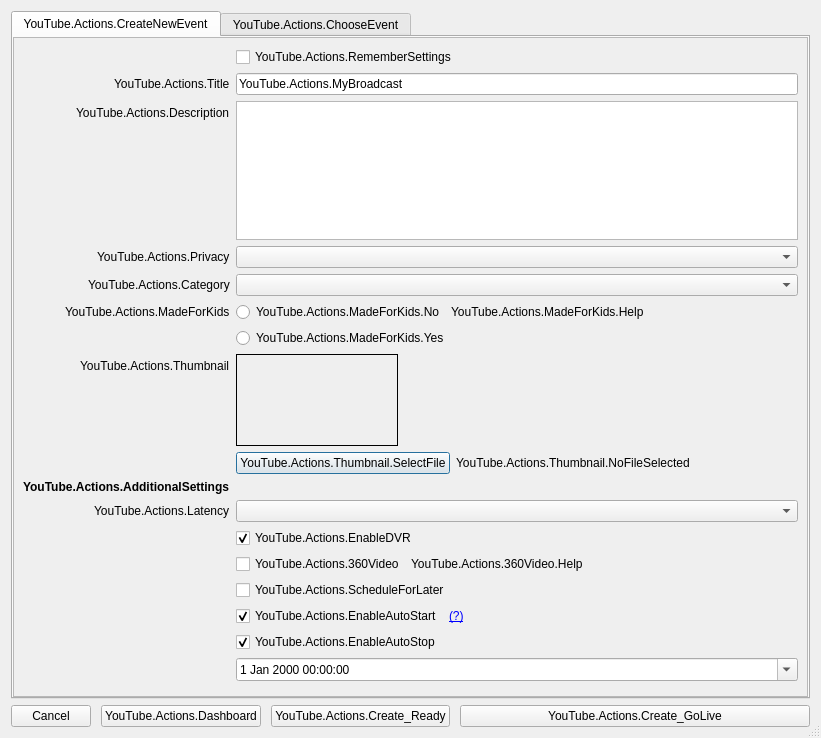
Old version of the form UI/forms/OBSYoutubeActions.ui in the repository JayceTsien/obs-studio.
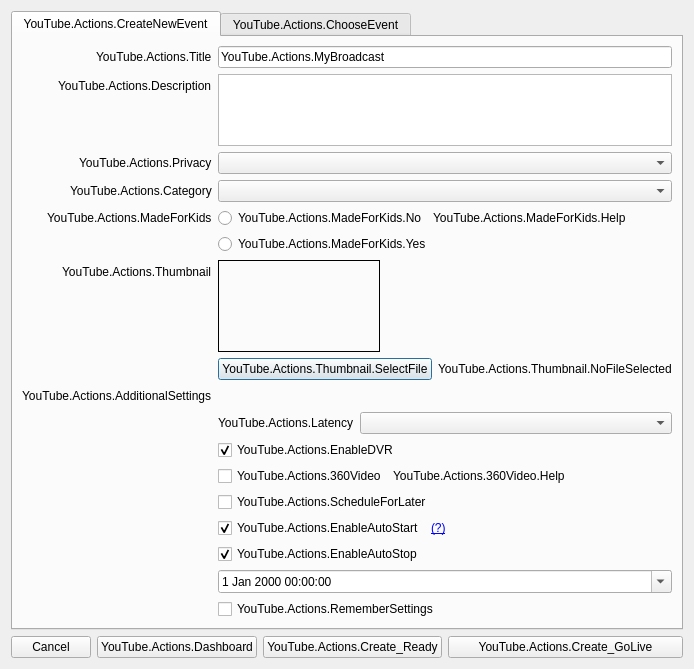
New version of the form. Custom widgets are drawn as their Qt base class.

The edit to the form file:
```diff
--- a/UI/forms/OBSYoutubeActions.ui
+++ b/UI/forms/OBSYoutubeActions.ui
@@ -6,8 +6,8 @@
    <rect>
     <x>0</x>
     <y>0</y>
-    <width>821</width>
-    <height>738</height>
+    <width>616</width>
+    <height>645</height>
    </rect>
   </property>
   <property name="sizePolicy">
@@ -16,19 +16,22 @@
     <verstretch>0</verstretch>
    </sizepolicy>
   </property>
+  <property name="minimumSize">
+   <size>
+    <width>0</width>
+    <height>0</height>
+   </size>
+  </property>
+  <property name="maximumSize">
+   <size>
+    <width>720</width>
+    <height>880</height>
+   </size>
+  </property>
   <property name="windowTitle">
    <string>YouTube.Actions.WindowTitle</string>
   </property>
-  <property name="sizeGripEnabled">
-   <bool>true</bool>
-  </property>
   <layout class="QVBoxLayout" name="verticalLayout">
-   <property name="spacing">
-    <number>6</number>
-   </property>
-   <property name="sizeConstraint">
-    <enum>QLayout::SetMinimumSize</enum>
-   </property>
    <item>
     <widget class="QTabWidget" name="tabWidget">
      <property name="sizePolicy">
@@ -44,59 +47,14 @@
       <attribute name="title">
        <string>YouTube.Actions.CreateNewEvent</string>
       </attribute>
-      <layout class="QGridLayout" name="gridLayout">
-       <property name="leftMargin">
-        <number>0</number>
-       </property>
-       <property name="topMargin">
-        <number>0</number>
-       </property>
-       <property name="rightMargin">
-        <number>0</number>
-       </property>
-       <property name="bottomMargin">
-        <number>0</number>
-       </property>
-       <property name="spacing">
-        <number>0</number>
-       </property>
-       <item row="0" column="0">
-        <widget class="QScrollArea" name="scrollArea_2">
-         <property name="sizePolicy">
-          <sizepolicy hsizetype="Expanding" vsizetype="Expanding">
-           <horstretch>0</horstretch>
-           <verstretch>0</verstretch>
-          </sizepolicy>
-         </property>
-         <property name="minimumSize">
-          <size>
-           <width>0</width>
-           <height>0</height>
-          </size>
-         </property>
-         <property name="widgetResizable">
-          <bool>true</bool>
-         </property>
-         <widget class="QWidget" name="scrollAreaWidgetContents_3">
-          <property name="geometry">
-           <rect>
-            <x>0</x>
-            <y>0</y>
-            <width>783</width>
-            <height>666</height>
-           </rect>
-          </property>
-          <layout class="QFormLayout" name="formLayout_2">
+      <layout class="QFormLayout" name="formLayout">
            <property name="fieldGrowthPolicy">
             <enum>QFormLayout::ExpandingFieldsGrow</enum>
            </property>
            <property name="labelAlignment">
             <set>Qt::AlignRight|Qt::AlignTrailing|Qt::AlignVCenter</set>
            </property>
-           <property name="topMargin">
-            <number>9</number>
-           </property>
-           <item row="2" column="0">
+       <item row="0" column="0">
             <widget class="QLabel" name="label">
              <property name="text">
               <string>YouTube.Actions.Title</string>
@@ -106,7 +64,7 @@
              </property>
             </widget>
            </item>
-           <item row="2" column="1">
+       <item row="0" column="1">
             <widget class="QLineEdit" name="title">
              <property name="text">
               <string>YouTube.Actions.MyBroadcast</string>
@@ -116,7 +74,7 @@
              </property>
             </widget>
            </item>
-           <item row="3" column="0">
+       <item row="1" column="0">
             <widget class="QLabel" name="label_2">
              <property name="text">
               <string>YouTube.Actions.Description</string>
@@ -126,14 +84,14 @@
              </property>
             </widget>
            </item>
-           <item row="3" column="1">
+       <item row="1" column="1">
             <widget class="QPlainTextEdit" name="description">
              <property name="tabChangesFocus">
               <bool>true</bool>
              </property>
             </widget>
            </item>
-           <item row="4" column="0">
+       <item row="2" column="0">
             <widget class="QLabel" name="label_4">
              <property name="text">
               <string>YouTube.Actions.Privacy</string>
@@ -143,7 +101,7 @@
              </property>
             </widget>
            </item>
-           <item row="4" column="1">
+       <item row="2" column="1">
             <widget class="QComboBox" name="privacyBox">
              <property name="sizePolicy">
               <sizepolicy hsizetype="Expanding" vsizetype="Fixed">
@@ -156,7 +114,7 @@
              </property>
             </widget>
            </item>
-           <item row="5" column="0">
+       <item row="3" column="0">
             <widget class="QLabel" name="label_5">
              <property name="text">
               <string>YouTube.Actions.Category</string>
@@ -166,7 +124,7 @@
              </property>
             </widget>
            </item>
-           <item row="5" column="1">
+       <item row="3" column="1">
             <widget class="QComboBox" name="categoryBox">
              <property name="sizePolicy">
               <sizepolicy hsizetype="Expanding" vsizetype="Fixed">
@@ -176,14 +134,14 @@
              </property>
             </widget>
            </item>
-           <item row="6" column="0">
+       <item row="4" column="0">
             <widget class="QLabel" name="label_8">
              <property name="text">
               <string>YouTube.Actions.MadeForKids</string>
              </property>
             </widget>
            </item>
-           <item row="6" column="1">
+       <item row="4" column="1">
             <layout class="QHBoxLayout" name="horizontalLayout_5">
              <item>
               <widget class="QRadioButton" name="notMakeForKids">
@@ -210,115 +168,135 @@
              </item>
             </layout>
            </item>
-           <item row="7" column="1">
+       <item row="5" column="0">
+        <spacer name="horizontalSpacer_5">
+         <property name="orientation">
+          <enum>Qt::Horizontal</enum>
+         </property>
+         <property name="sizeHint" stdset="0">
+          <size>
+           <width>40</width>
+           <height>20</height>
+          </size>
+         </property>
+        </spacer>
+       </item>
+       <item row="5" column="1">
+        <layout class="QHBoxLayout" name="horizontalLayout_8">
+         <item>
             <widget class="QRadioButton" name="yesMakeForKids">
              <property name="text">
               <string>YouTube.Actions.MadeForKids.Yes</string>
              </property>
             </widget>
            </item>
-           <item row="8" column="0">
+        </layout>
+       </item>
+       <item row="6" column="0">
             <widget class="QLabel" name="label_6">
              <property name="text">
               <string>YouTube.Actions.Thumbnail</string>
              </property>
             </widget>
            </item>
-           <item row="8" column="1">
-            <widget class="ClickableLabel" name="thumbnailPreview">
-             <property name="enabled">
-              <bool>true</bool>
-             </property>
-             <property name="sizePolicy">
-              <sizepolicy hsizetype="Fixed" vsizetype="Fixed">
-               <horstretch>0</horstretch>
-               <verstretch>0</verstretch>
-              </sizepolicy>
-             </property>
-             <property name="minimumSize">
-              <size>
-               <width>162</width>
-               <height>92</height>
-              </size>
-             </property>
-             <property name="maximumSize">
-              <size>
-               <width>162</width>
-               <height>92</height>
-              </size>
-             </property>
-             <property name="frameShape">
-              <enum>QFrame::Box</enum>
-             </property>
-             <property name="text">
-              <string/>
-             </property>
-             <property name="alignment">
-              <set>Qt::AlignCenter</set>
-             </property>
-            </widget>
-           </item>
-           <item row="9" column="1">
-            <layout class="QHBoxLayout" name="horizontalLayout_13">
-             <property name="rightMargin">
-              <number>0</number>
-             </property>
-             <property name="bottomMargin">
-              <number>0</number>
-             </property>
-             <item>
-              <widget class="QPushButton" name="selectFileButton">
-               <property name="text">
-                <string>YouTube.Actions.Thumbnail.SelectFile</string>
-               </property>
-              </widget>
-             </item>
-             <item>
-              <widget class="QLabel" name="selectedFileName">
-               <property name="text">
-                <string>YouTube.Actions.Thumbnail.NoFileSelected</string>
-               </property>
-              </widget>
-             </item>
-            </layout>
-           </item>
-           <item row="26" column="1">
-            <spacer name="verticalSpacer_2">
-             <property name="orientation">
-              <enum>Qt::Vertical</enum>
-             </property>
-             <property name="sizeHint" stdset="0">
-              <size>
-               <width>20</width>
-               <height>40</height>
-              </size>
-             </property>
-            </spacer>
-           </item>
-           <item row="10" column="0">
+       <item row="9" column="0">
             <widget class="QLabel" name="label_7">
-             <property name="font">
-              <font>
-               <weight>75</weight>
-               <bold>true</bold>
-              </font>
-             </property>
              <property name="text">
               <string>YouTube.Actions.AdditionalSettings</string>
              </property>
             </widget>
            </item>
-           <item row="14" column="1">
-            <widget class="QCheckBox" name="checkScheduledLater">
-             <property name="enabled">
+       <item row="9" column="1">
+        <spacer name="horizontalSpacer_2">
+         <property name="orientation">
+          <enum>Qt::Horizontal</enum>
+         </property>
+         <property name="sizeHint" stdset="0">
+          <size>
+           <width>40</width>
+           <height>20</height>
+          </size>
+         </property>
+        </spacer>
+       </item>
+       <item row="10" column="0">
+        <spacer name="horizontalSpacer_7">
+         <property name="orientation">
+          <enum>Qt::Horizontal</enum>
+         </property>
+         <property name="sizeHint" stdset="0">
+          <size>
+           <width>40</width>
+           <height>20</height>
+          </size>
+         </property>
+        </spacer>
+       </item>
+       <item row="10" column="1">
+        <layout class="QHBoxLayout" name="horizontalLayout">
+         <item>
+          <widget class="QLabel" name="label_3">
+           <property name="text">
+            <string>YouTube.Actions.Latency</string>
+           </property>
+           <property name="buddy">
+            <cstring>latencyBox</cstring>
+           </property>
+          </widget>
+         </item>
+         <item>
+          <widget class="QComboBox" name="latencyBox">
+           <property name="sizePolicy">
+            <sizepolicy hsizetype="Expanding" vsizetype="Fixed">
+             <horstretch>0</horstretch>
+             <verstretch>0</verstretch>
+            </sizepolicy>
+           </property>
+          </widget>
+         </item>
+        </layout>
+       </item>
+       <item row="11" column="0">
+        <spacer name="horizontalSpacer_14">
+         <property name="orientation">
+          <enum>Qt::Horizontal</enum>
+         </property>
+         <property name="sizeHint" stdset="0">
+          <size>
+           <width>40</width>
+           <height>20</height>
+          </size>
+         </property>
+        </spacer>
+       </item>
+       <item row="11" column="1">
+        <layout class="QHBoxLayout" name="horizontalLayout_3">
+         <item>
+          <widget class="QCheckBox" name="checkDVR">
+           <property name="text">
+            <string>YouTube.Actions.EnableDVR</string>
+           </property>
+           <property name="checked">
               <bool>true</bool>
              </property>
-             <property name="text">
-              <string>YouTube.Actions.ScheduleForLater</string>
-             </property>
-            </widget>
-           </item>
-           <item row="13" column="1">
+          </widget>
+         </item>
+        </layout>
+       </item>
+       <item row="12" column="0">
+        <spacer name="horizontalSpacer_8">
+         <property name="orientation">
+          <enum>Qt::Horizontal</enum>
+         </property>
+         <property name="sizeHint" stdset="0">
+          <size>
+           <width>40</width>
+           <height>20</height>
+          </size>
+         </property>
+        </spacer>
+       </item>
+       <item row="12" column="1">
             <layout class="QHBoxLayout" name="horizontalLayout_7">
              <item>
               <widget class="QCheckBox" name="check360Video">
@@ -351,14 +329,54 @@
                <property name="sizeHint" stdset="0">
                 <size>
                  <width>40</width>
-                 <height>0</height>
+             <height>20</height>
                 </size>
                </property>
               </spacer>
              </item>
             </layout>
            </item>
-           <item row="15" column="1">
+       <item row="13" column="0">
+        <spacer name="horizontalSpacer_12">
+         <property name="orientation">
+          <enum>Qt::Horizontal</enum>
+         </property>
+         <property name="sizeHint" stdset="0">
+          <size>
+           <width>40</width>
+           <height>20</height>
+          </size>
+         </property>
+        </spacer>
+       </item>
+       <item row="13" column="1">
+        <layout class="QHBoxLayout" name="horizontalLayout_9">
+         <item>
+          <widget class="QCheckBox" name="checkScheduledLater">
+           <property name="enabled">
+            <bool>true</bool>
+           </property>
+           <property name="text">
+            <string>YouTube.Actions.ScheduleForLater</string>
+           </property>
+          </widget>
+         </item>
+        </layout>
+       </item>
+       <item row="14" column="0">
+        <spacer name="horizontalSpacer_6">
+         <property name="orientation">
+          <enum>Qt::Horizontal</enum>
+         </property>
+         <property name="sizeHint" stdset="0">
+          <size>
+           <width>40</width>
+           <height>20</height>
+          </size>
+         </property>
+        </spacer>
+       </item>
+       <item row="14" column="1">
             <layout class="QHBoxLayout" name="horizontalLayout_6">
              <item>
               <widget class="QCheckBox" name="checkAutoStart">
@@ -400,14 +418,29 @@
                <property name="sizeHint" stdset="0">
                 <size>
                  <width>40</width>
-                 <height>0</height>
+             <height>20</height>
                 </size>
                </property>
               </spacer>
              </item>
             </layout>
            </item>
-           <item row="16" column="1">
+       <item row="15" column="0">
+        <spacer name="horizontalSpacer_3">
+         <property name="orientation">
+          <enum>Qt::Horizontal</enum>
+         </property>
+         <property name="sizeHint" stdset="0">
+          <size>
+           <width>40</width>
+           <height>20</height>
+          </size>
+         </property>
+        </spacer>
+       </item>
+       <item row="15" column="1">
+        <layout class="QHBoxLayout" name="horizontalLayout_4">
+         <item>
             <widget class="QCheckBox" name="checkAutoStop">
              <property name="enabled">
               <bool>true</bool>
@@ -420,7 +453,24 @@
              </property>
             </widget>
            </item>
-           <item row="17" column="1">
+        </layout>
+       </item>
+       <item row="16" column="0">
+        <spacer name="horizontalSpacer_13">
+         <property name="orientation">
+          <enum>Qt::Horizontal</enum>
+         </property>
+         <property name="sizeHint" stdset="0">
+          <size>
+           <width>40</width>
+           <height>20</height>
+          </size>
+         </property>
+        </spacer>
+       </item>
+       <item row="16" column="1">
+        <layout class="QHBoxLayout" name="horizontalLayout_10">
+         <item>
             <widget class="QDateTimeEdit" name="scheduledTime">
              <property name="enabled">
               <bool>true</bool>
@@ -436,50 +486,11 @@
              </property>
             </widget>
            </item>
-           <item row="10" column="1">
-            <spacer name="horizontalSpacer">
-             <property name="orientation">
-              <enum>Qt::Horizontal</enum>
-             </property>
-             <property name="sizeHint" stdset="0">
-              <size>
-               <width>40</width>
-               <height>0</height>
-              </size>
-             </property>
-            </spacer>
-           </item>
-           <item row="12" column="1">
-            <widget class="QCheckBox" name="checkDVR">
-             <property name="text">
-              <string>YouTube.Actions.EnableDVR</string>
-             </property>
-             <property name="checked">
-              <bool>true</bool>
-             </property>
-            </widget>
-           </item>
-           <item row="11" column="0">
-            <widget class="QLabel" name="label_3">
-             <property name="text">
-              <string>YouTube.Actions.Latency</string>
-             </property>
-             <property name="buddy">
-              <cstring>latencyBox</cstring>
-             </property>
-            </widget>
-           </item>
-           <item row="11" column="1">
-            <widget class="QComboBox" name="latencyBox">
-             <property name="sizePolicy">
-              <sizepolicy hsizetype="Expanding" vsizetype="Fixed">
-               <horstretch>0</horstretch>
-               <verstretch>0</verstretch>
-              </sizepolicy>
-             </property>
-            </widget>
-           </item>
-           <item row="1" column="1">
+        </layout>
+       </item>
+       <item row="17" column="1">
+        <layout class="QHBoxLayout" name="horizontalLayout_12">
+         <item>
             <widget class="QCheckBox" name="checkRememberSettings">
              <property name="text">
               <string>YouTube.Actions.RememberSettings</string>
@@ -487,7 +498,76 @@
             </widget>
            </item>
           </layout>
-         </widget>
+       </item>
+       <item row="17" column="0">
+        <spacer name="horizontalSpacer">
+         <property name="orientation">
+          <enum>Qt::Horizontal</enum>
+         </property>
+         <property name="sizeHint" stdset="0">
+          <size>
+           <width>40</width>
+           <height>20</height>
+          </size>
+         </property>
+        </spacer>
+       </item>
+       <item row="8" column="1">
+        <layout class="QHBoxLayout" name="horizontalLayout_13">
+         <property name="rightMargin">
+          <number>0</number>
+         </property>
+         <property name="bottomMargin">
+          <number>0</number>
+         </property>
+         <item>
+          <widget class="QPushButton" name="selectFileButton">
+           <property name="text">
+            <string>YouTube.Actions.Thumbnail.SelectFile</string>
+           </property>
+          </widget>
+         </item>
+         <item>
+          <widget class="QLabel" name="selectedFileName">
+           <property name="text">
+            <string>YouTube.Actions.Thumbnail.NoFileSelected</string>
+           </property>
+          </widget>
+         </item>
+        </layout>
+       </item>
+       <item row="6" column="1">
+        <widget class="ClickableLabel" name="thumbnailPreview">
+         <property name="enabled">
+          <bool>true</bool>
+         </property>
+         <property name="sizePolicy">
+          <sizepolicy hsizetype="Fixed" vsizetype="Fixed">
+           <horstretch>0</horstretch>
+           <verstretch>0</verstretch>
+          </sizepolicy>
+         </property>
+         <property name="minimumSize">
+          <size>
+           <width>162</width>
+           <height>92</height>
+          </size>
+         </property>
+         <property name="maximumSize">
+          <size>
+           <width>162</width>
+           <height>92</height>
+          </size>
+         </property>
+         <property name="frameShape">
+          <enum>QFrame::Box</enum>
+         </property>
+         <property name="text">
+          <string/>
+         </property>
+         <property name="alignment">
+          <set>Qt::AlignCenter</set>
+         </property>
         </widget>
        </item>
       </layout>
@@ -618,37 +698,7 @@
     </widget>
    </item>
    <item>
-    <widget class="QWidget" name="widget" native="true">
-     <property name="sizePolicy">
-      <sizepolicy hsizetype="Preferred" vsizetype="Maximum">
-       <horstretch>0</horstretch>
-       <verstretch>0</verstretch>
-      </sizepolicy>
-     </property>
-     <layout class="QGridLayout" name="gridLayout_2">
-      <property name="leftMargin">
-       <number>0</number>
-      </property>
-      <property name="topMargin">
-       <number>0</number>
-      </property>
-      <property name="rightMargin">
-       <number>0</number>
-      </property>
-      <property name="bottomMargin">
-       <number>0</number>
-      </property>
-      <property name="spacing">
-       <number>0</number>
-      </property>
-      <item row="0" column="0">
        <layout class="QHBoxLayout" name="horizontalLayout_2" stretch="1,2,0,6">
-        <property name="sizeConstraint">
-         <enum>QLayout::SetNoConstraint</enum>
-        </property>
-        <property name="spacing">
-         <number>10</number>
-        </property>
         <item>
          <widget class="QPushButton" name="cancelButton">
           <property name="text">
@@ -678,9 +728,6 @@
          </widget>
         </item>
        </layout>
-      </item>
-     </layout>
-    </widget>
    </item>
   </layout>
  </widget>
```
Left out of the diff: 18 changed lines with no effect on the pictures. Lines whose indentation alone changed are shown as unchanged.
